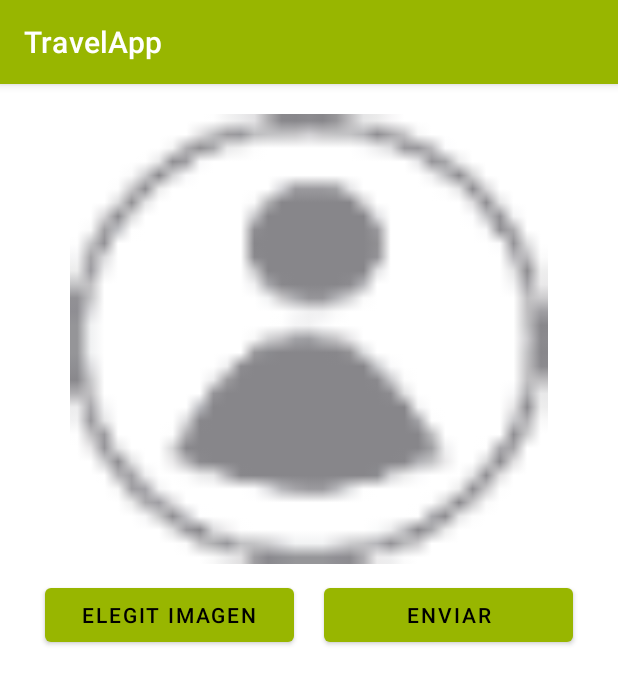
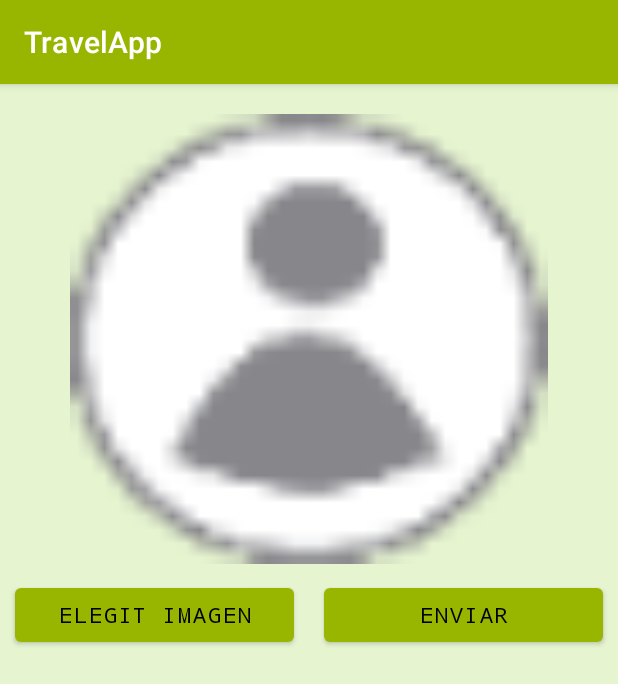
Before and after one commit to harvyRosero/App, an Android app: the FotoPerfil screen opened directly, with no data from a screen before it, on a phone screen of 412 x 824 dp. Shown: the top 684 px of the screen. Run offline under Robolectric (Android 15) with nearby library versions, the phone set to English and light mode, and no system bars; our stand-ins replace Firebase (no records; nobody signed in at launch, a user with empty details on screens opened directly), Picasso.

Commit message:
cambio de color y ajustes de botones

```diff
--- a/app/src/main/AndroidManifest.xml
+++ b/app/src/main/AndroidManifest.xml
@@ -22,7 +22,6 @@
         android:label="@string/app_name"
         android:roundIcon="@mipmap/logo_001"
         android:supportsRtl="true"
-        android:fontFamily="monospace"
         android:theme="@style/Theme.MyApplication3"
         >
         <activity android:name=".FotoPerfil"></activity>
--- a/app/src/main/res/drawable/bordes_redondos.xml
+++ b/app/src/main/res/drawable/bordes_redondos.xml
@@ -3,7 +3,7 @@
         <shape android:shape="rectangle"  >
             <corners android:radius="10dip" />
             <stroke android:width="3dip" android:color="#98b600" />
-            <solid android:color="#ffff79" />
+            <solid android:color="#9ec46e" />
             <!--<gradient android:angle="-90" android:startColor="#DD2C00" android:endColor="#FFAB00" />-->
 
         </shape>
--- a/app/src/main/res/drawable/circuloverde.xml
+++ b/app/src/main/res/drawable/circuloverde.xml
@@ -5,7 +5,7 @@
         <shape android:shape="oval"  >
             <corners android:radius="200dip" />
             <stroke android:width="0dip" android:color="#98b600" />
-            <solid android:color="#98b600" />
+            <solid android:color="#4b7b00" />
             <!--<gradient android:angle="-0" android:startColor="#DD2C00" android:endColor="#FFAB00" />-->
         </shape>
     </item>
--- a/app/src/main/res/layout/activity_comentarios.xml
+++ b/app/src/main/res/layout/activity_comentarios.xml
@@ -47,7 +47,7 @@
         android:layout_width="match_parent"
         android:layout_height="match_parent"
         android:layout_marginTop="10dp"
-        android:background="#7CFFEB3B">
+        android:background="#4FADDC68">
 
     </androidx.recyclerview.widget.RecyclerView>
 
--- a/app/src/main/res/layout/activity_configuracion.xml
+++ b/app/src/main/res/layout/activity_configuracion.xml
@@ -4,7 +4,7 @@
     xmlns:tools="http://schemas.android.com/tools"
     android:layout_width="match_parent"
     android:layout_height="match_parent"
-    android:background="#ffff79"
+    android:background="#4FADDC68"
     tools:context=".Configuracion">
 
 
--- a/app/src/main/res/layout/activity_favoritos.xml
+++ b/app/src/main/res/layout/activity_favoritos.xml
@@ -72,8 +72,8 @@
         android:layout_width="match_parent"
         android:layout_height="match_parent"
         android:layout_alignParentTop="true"
-        android:layout_marginTop="75dp"
-        android:background="#ffff79"
+        android:layout_marginTop="77dp"
+        android:background="#4FADDC68"
         tools:targetApi="lollipop" />
 
 
--- a/app/src/main/res/layout/activity_foto_perfil.xml
+++ b/app/src/main/res/layout/activity_foto_perfil.xml
@@ -4,11 +4,11 @@
     xmlns:tools="http://schemas.android.com/tools"
     android:layout_width="match_parent"
     android:layout_height="match_parent"
-    tools:context=".FotoPerfil"
+    android:layout_marginLeft="0sp"
+    android:layout_marginRight="0sp"
+    android:background="#4FADDC68"
     android:orientation="vertical"
-    android:layout_marginLeft="20sp"
-    android:layout_marginRight="20sp"
-    >
+    tools:context=".FotoPerfil">
 
     <ImageView
         android:id="@+id/upload_image_foto_perfil"
@@ -20,26 +20,25 @@
     <LinearLayout
         android:layout_width="match_parent"
         android:layout_height="wrap_content"
-        android:orientation="horizontal"
-        >
+        android:orientation="horizontal">
 
         <Button
             android:id="@+id/btn_elegir_img"
             android:layout_width="match_parent"
             android:layout_height="wrap_content"
+            android:layout_margin="10sp"
             android:layout_weight="1"
-            android:text="elegit Imagen"
-            android:layout_margin="10sp"
-            />
+            android:fontFamily="monospace"
+            android:text="elegit Imagen" />
 
         <Button
             android:id="@+id/btn_enviar_img"
             android:layout_width="match_parent"
+            android:layout_height="wrap_content"
+            android:layout_margin="10sp"
             android:layout_weight="1"
-            android:layout_height="wrap_content"
-            android:text="enviar"
-            android:layout_margin="10sp"
-            />
+            android:fontFamily="monospace"
+            android:text="enviar" />
 
     </LinearLayout>
 
--- a/app/src/main/res/layout/activity_info_lugar.xml
+++ b/app/src/main/res/layout/activity_info_lugar.xml
@@ -143,7 +143,8 @@
                     android:layout_marginLeft="80sp"
                     android:layout_marginTop="7dp"
                     android:layout_marginRight="80sp"
-                    android:backgroundTint="@color/black"
+                    android:backgroundTint="@color/verde_oscuro"
+                    android:fontFamily="monospace"
                     android:text="@string/btn_maps"
                     android:textColor="@color/white"
                     tools:targetApi="lollipop" />
--- a/app/src/main/res/layout/activity_main2.xml
+++ b/app/src/main/res/layout/activity_main2.xml
@@ -95,7 +95,7 @@
         android:layout_marginLeft="0dp"
         android:layout_marginTop="137dp"
         android:layout_marginBottom="0dp"
-        android:background="#ffff79">
+        android:background="#4FADDC68">
 
 
     </androidx.recyclerview.widget.RecyclerView>
--- a/app/src/main/res/layout/activity_perfil.xml
+++ b/app/src/main/res/layout/activity_perfil.xml
@@ -4,7 +4,7 @@
     xmlns:tools="http://schemas.android.com/tools"
     android:layout_width="match_parent"
     android:layout_height="match_parent"
-    android:background="#ffff79"
+    android:background="#4FADDC68"
     tools:context=".Perfil">
 
 
@@ -229,7 +229,7 @@
                     android:background="@drawable/bordes_redondos"
                     android:fontFamily="monospace"
                     android:text="@string/btn_enviar"
-                    android:textColor="#F8F2F2"
+                    android:textColor="#202b13"
                     android:textSize="18sp"
                     tools:targetApi="lollipop" />
             </LinearLayout>
--- a/app/src/main/res/values/colors.xml
+++ b/app/src/main/res/values/colors.xml
@@ -2,7 +2,7 @@
 <resources>
     <color name="purple_200">#FFBB86FC</color>
     <color name="purple_500">#000000</color>
-    <color name="purple_700">#FF3700B3</color>
+    <color name="purple_700">#4b7b00</color>
     <color name="teal_200">#FF03DAC5</color>
     <color name="teal_700">#FF018786</color>
     <color name="black">#FF000000</color>
@@ -11,4 +11,6 @@
     <color name="micolor">#04F5FD</color>
     <color name="az">#686868</color>
     <color name="verde">#98b600</color>
+    <color name="verde_oscuro">#406514</color>
+
 </resources>
```
Also changed, not shown: app/src/main/res/layout/list_element.xml (+22 -21 lines).
